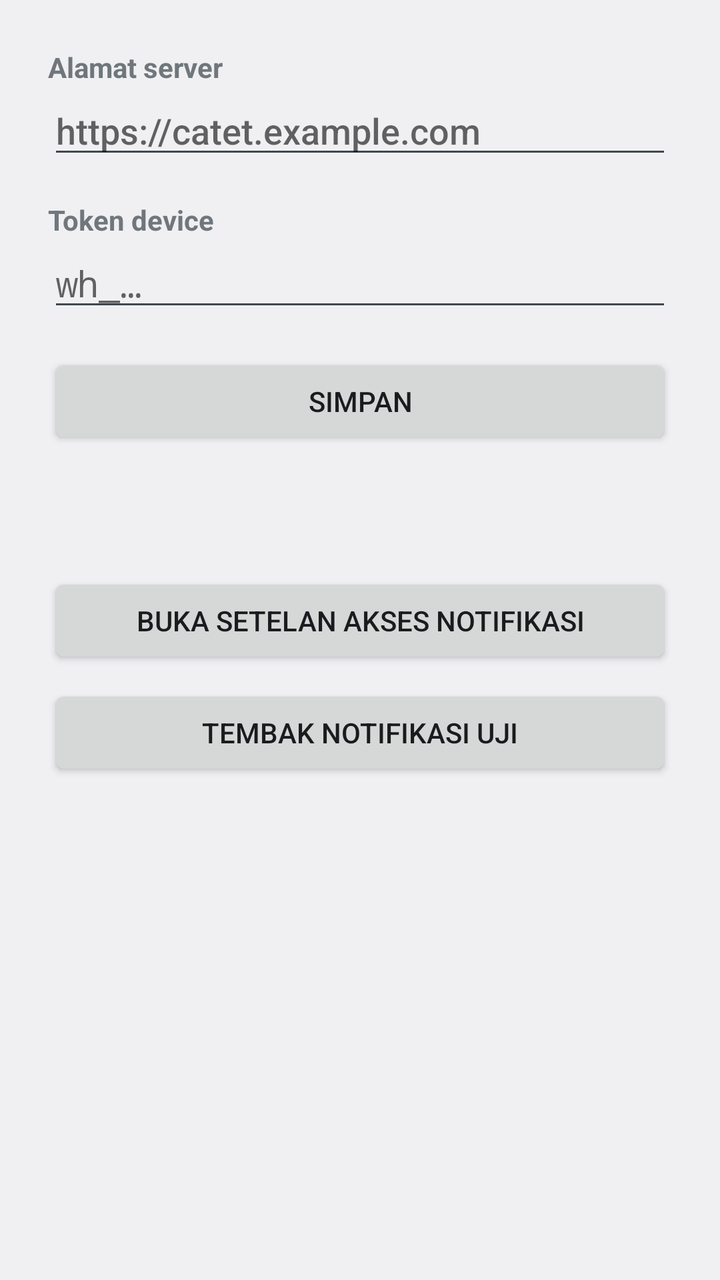
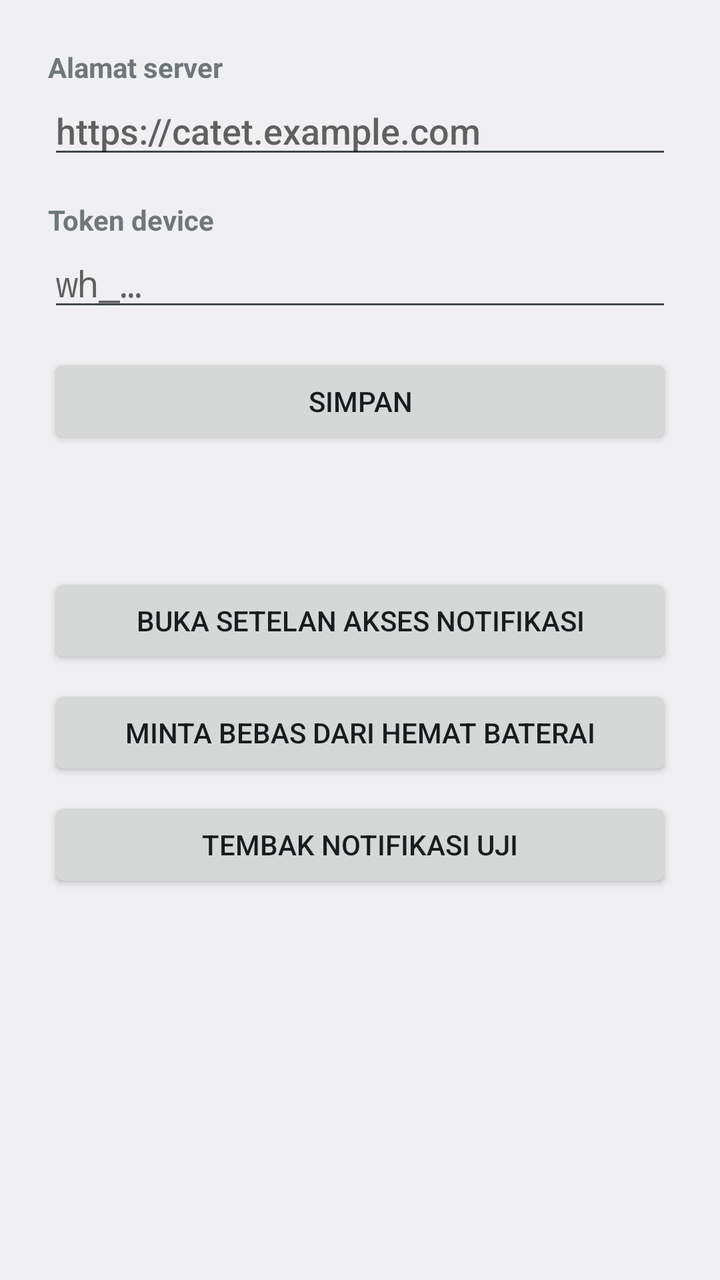

The first picture is an Android layout as it rendered before a commit; the second is the same layout after the commit. The layout source and the unified diff follow.
<!-- AndroidManifest.xml: application theme android:Theme.DeviceDefault.Light -->
<!-- res/layout/activity_main.xml -->
<?xml version="1.0" encoding="utf-8"?>
<ScrollView xmlns:android="http://schemas.android.com/apk/res/android"
    android:layout_width="match_parent"
    android:layout_height="match_parent">

    <LinearLayout
        android:layout_width="match_parent"
        android:layout_height="wrap_content"
        android:orientation="vertical"
        android:padding="24dp">

        <TextView
            android:layout_width="match_parent"
            android:layout_height="wrap_content"
            android:text="@string/server_url_label"
            android:textStyle="bold" />

        <EditText
            android:id="@+id/server_url"
            android:layout_width="match_parent"
            android:layout_height="wrap_content"
            android:hint="@string/server_url_hint"
            android:inputType="textUri"
            android:autofillHints="none" />

        <TextView
            android:layout_width="match_parent"
            android:layout_height="wrap_content"
            android:layout_marginTop="16dp"
            android:text="@string/token_label"
            android:textStyle="bold" />

        <EditText
            android:id="@+id/device_token"
            android:layout_width="match_parent"
            android:layout_height="wrap_content"
            android:hint="@string/token_hint"
            android:inputType="textPassword"
            android:autofillHints="none" />

        <Button
            android:id="@+id/save"
            android:layout_width="match_parent"
            android:layout_height="wrap_content"
            android:layout_marginTop="16dp"
            android:text="@string/save" />

        <TextView
            android:id="@+id/listener_status"
            android:layout_width="match_parent"
            android:layout_height="wrap_content"
            android:layout_marginTop="32dp"
            android:textSize="16sp" />

        <Button
            android:id="@+id/open_settings"
            android:layout_width="match_parent"
            android:layout_height="wrap_content"
            android:layout_marginTop="8dp"
            android:text="@string/open_notification_settings" />

        <Button
            android:id="@+id/fire_test"
            android:layout_width="match_parent"
            android:layout_height="wrap_content"
            android:layout_marginTop="8dp"
            android:text="@string/fire_test" />
    </LinearLayout>
</ScrollView>
<!-- resources referenced by this layout -->
<resources>
  <string name="fire_test">Tembak notifikasi uji</string>
  <string name="open_notification_settings">Buka setelan akses notifikasi</string>
  <string name="save">Simpan</string>
  <string name="server_url_hint">https://catet.example.com</string>
  <string name="server_url_label">Alamat server</string>
  <string name="token_hint">wh_…</string>
  <string name="token_label">Token device</string>
</resources>

<!-- the commit's change to res/layout/activity_main.xml (unified diff, before → after) -->
@@ -60,6 +60,13 @@
             android:text="@string/open_notification_settings" />
 
         <Button
+            android:id="@+id/battery"
+            android:layout_width="match_parent"
+            android:layout_height="wrap_content"
+            android:layout_marginTop="8dp"
+            android:text="@string/battery" />
+
+        <Button
             android:id="@+id/fire_test"
             android:layout_width="match_parent"
             android:layout_height="wrap_content"
<!-- resource entries referenced after the edit -->
@@ -1,5 +1,6 @@
 <!-- resources referenced by this layout -->
 <resources>
+  <string name="battery">Minta bebas dari hemat baterai</string>
   <string name="fire_test">Tembak notifikasi uji</string>
   <string name="open_notification_settings">Buka setelan akses notifikasi</string>
   <string name="save">Simpan</string>
